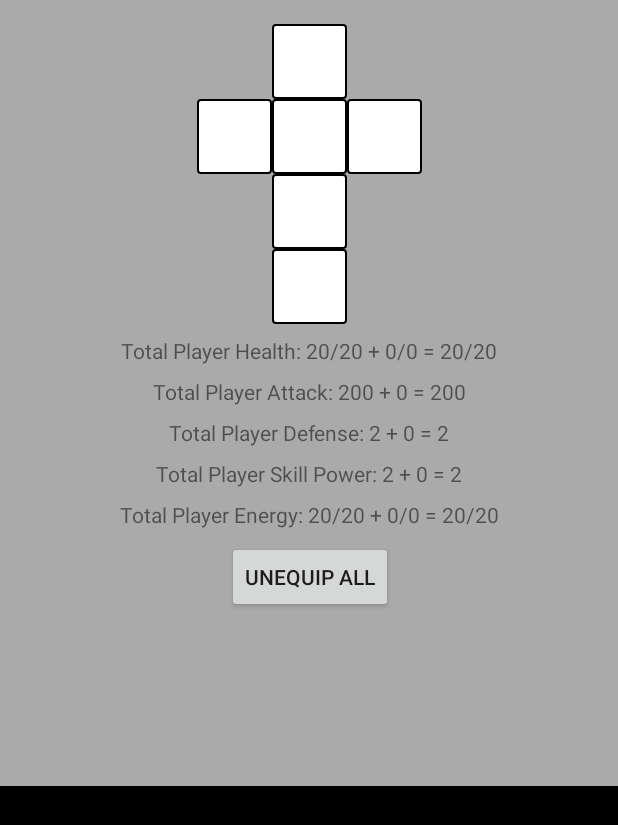
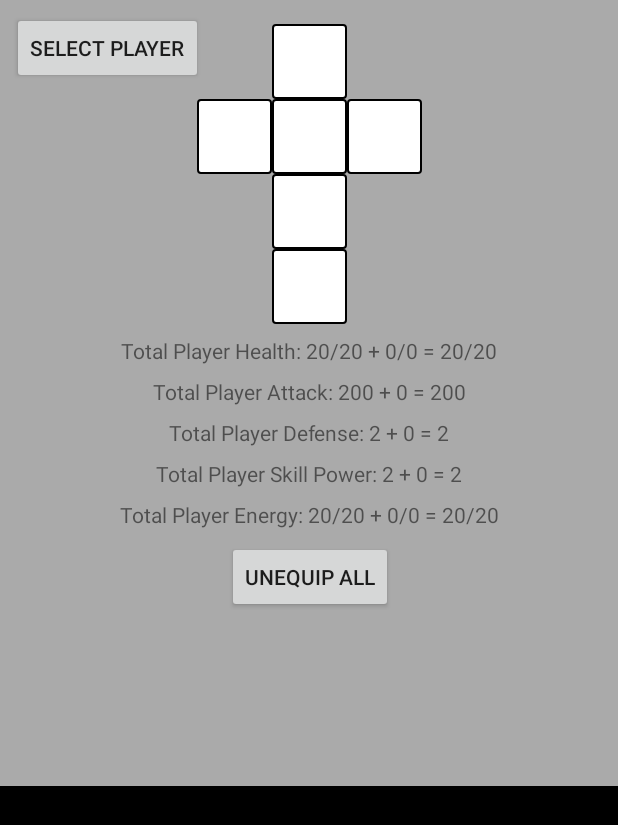
Before and after one commit to NanoCarbon/DungeonCrawlerFramework, an Android app: the screen it shows after launch (PlayerInventory), after a tap on "INVENTORY", on a phone screen of 412 x 824 dp. Shown: the top 825 px of the screen. Run offline under Robolectric (Android 15) with nearby library versions, the phone set to English and light mode, and no system bars; 3 other taps on this screen came first.

Commit message:
Player Inventory updates (20201031)

```diff
--- a/app/src/main/java/com/example/dungeoncrawlerframework/Activities/PlayerInventory.java
+++ b/app/src/main/java/com/example/dungeoncrawlerframework/Activities/PlayerInventory.java
@@ -47,6 +47,7 @@ public class PlayerInventory extends AppCompatActivity {
     private ImageView playerLimb5EquippmentDisplay;
     private ImageView playerLimb6EquippmentDisplay;
     private Button unequipButton;
+    private Button return2SelectPlayerButton;
     private TextView inventoryPlayerHealthDisplay;
     private TextView inventoryPlayerAttackDisplay;
     private TextView inventoryPlayerDefenseDisplay;
@@ -55,26 +56,19 @@ public class PlayerInventory extends AppCompatActivity {
 
     Resources res;
 
-
     Player newPlayer;
     private int playerHealth;
     private int itemHealthEffect = 0;
-
     private int playerAttack;
     private int itemAttackEffect = 0;
-
     private int playerDefense;
     private int itemDefenseEffect = 0;
-
     private int playerMaxHealth;
     private int itemMaxHealthEffect = 0;
-
     private int playerEnergy;
     private int itemEnergyEffect = 0;
-
     private int playerMaxEnergy;
     private int itemMaxEnergyEffect = 0;
-
     private int playerSkillPower;
     private int itemSkillPowerEffect = 0;
 
@@ -103,7 +97,12 @@ public class PlayerInventory extends AppCompatActivity {
         playerLimb5 = newPlayer.getPlayerLegs();
         playerLimb6 = newPlayer.getPlayerFeet();
         playerInventory = newPlayer.getPlayerInventory();
-
+        newPlayer.playerActivateEquipment(playerLimb1);
+        newPlayer.playerActivateEquipment(playerLimb2);
+        newPlayer.playerActivateEquipment(playerLimb3);
+        newPlayer.playerActivateEquipment(playerLimb4);
+        newPlayer.playerActivateEquipment(playerLimb5);
+        newPlayer.playerActivateEquipment(playerLimb6);
         initializeViews();
         getPlayerStats();
         updatePlayerViews();
@@ -133,8 +132,6 @@ public class PlayerInventory extends AppCompatActivity {
             @Override
             public void onClick(View view) {
 
-                //filteredPlayerInventory.clear();
-
                 selectedLimb = playerLimb1;
                 selectedView = playerLimb1EquippmentDisplay;
                 applySelectionFormat();
@@ -150,8 +147,6 @@ public class PlayerInventory extends AppCompatActivity {
         playerLimb2EquippmentDisplay.setOnClickListener(new View.OnClickListener(){
             @Override
             public void onClick(View view) {
-
-                //filteredPlayerInventory.clear();
 
                 selectedLimb = playerLimb2;
                 selectedView = playerLimb2EquippmentDisplay;
@@ -169,8 +164,6 @@ public class PlayerInventory extends AppCompatActivity {
             @Override
             public void onClick(View view) {
 
-                //filteredPlayerInventory.clear();
-
                 selectedLimb = playerLimb3;
                 selectedView = playerLimb3EquippmentDisplay;
                 applySelectionFormat();
@@ -187,8 +180,6 @@ public class PlayerInventory extends AppCompatActivity {
             @Override
             public void onClick(View view) {
 
-                //filteredPlayerInventory.clear();
-
                 selectedLimb = playerLimb4;
                 selectedView = playerLimb4EquippmentDisplay;
                 applySelectionFormat();
@@ -204,7 +195,6 @@ public class PlayerInventory extends AppCompatActivity {
         playerLimb5EquippmentDisplay.setOnClickListener(new View.OnClickListener(){
             @Override
             public void onClick(View view) {
-                //filteredPlayerInventory.clear();
 
                 selectedLimb = playerLimb5;
                 selectedView = playerLimb5EquippmentDisplay;
@@ -221,8 +211,6 @@ public class PlayerInventory extends AppCompatActivity {
         playerLimb6EquippmentDisplay.setOnClickListener(new View.OnClickListener(){
             @Override
             public void onClick(View view) {
-
-                //filteredPlayerInventory.clear();
 
                 selectedLimb = playerLimb6;
                 selectedView = playerLimb6EquippmentDisplay;
@@ -243,6 +231,13 @@ public class PlayerInventory extends AppCompatActivity {
             }
         });
 
+        return2SelectPlayerButton.setOnClickListener(new View.OnClickListener(){
+            @Override
+            public void onClick(View view) {
+                return2SelectPlayerActivity();
+            }
+        });
+
         BroadcastReceiver broadcastReceiver = new BroadcastReceiver() {
             @Override
             public void onReceive(Context context, Intent intent) {
@@ -254,6 +249,12 @@ public class PlayerInventory extends AppCompatActivity {
             }
         };
 
+    }
+
+    public void return2SelectPlayerActivity(){
+        Intent intent = new Intent(this,SelectPlayer.class);
+        intent.putExtra(EXTRA_PLAYER,newPlayer);
+        startActivity(intent);
     }
 
     private void unequipItem() {
@@ -325,6 +326,7 @@ public class PlayerInventory extends AppCompatActivity {
     }
 
     private void initializeViews() {
+        //fixme:[BUG] equipment images aren't showing after resuming from Select Player
         menuLayoutDisplay = findViewById(R.id.itemMenuLayoutLayer);
         playerLimb1EquippmentDisplay = findViewById(R.id.limb1EquippedItem);
         playerLimb2EquippmentDisplay = findViewById(R.id.limb2EquippedItem);
@@ -333,6 +335,7 @@ public class PlayerInventory extends AppCompatActivity {
         playerLimb5EquippmentDisplay = findViewById(R.id.limb5EquippedItem);
         playerLimb6EquippmentDisplay = findViewById(R.id.limb6EquippedItem);
         unequipButton = findViewById(R.id.unequipButtonView);
+        return2SelectPlayerButton = findViewById(R.id.returnSelectPlayerButton);
         inventoryPlayerHealthDisplay = findViewById(R.id.inventoryPlayerHPTextView);
         inventoryPlayerAttackDisplay = findViewById(R.id.inventoryPlayerAttackTextView);
         inventoryPlayerDefenseDisplay = findViewById(R.id.inventoryPlayerDefenseTextView);
@@ -394,6 +397,25 @@ public class PlayerInventory extends AppCompatActivity {
         inventoryPlayerDefenseDisplay.setText(res.getString(R.string.inventoryDefense_StringValue,playerDefense,itemDefenseEffect,playerDefense+itemDefenseEffect));
         inventoryPlayerSkillPowerDisplay.setText(res.getString(R.string.inventorySkillPower_StringValue,playerSkillPower,itemSkillPowerEffect,playerSkillPower+itemSkillPowerEffect));
         inventoryPlayerEnergyDisplay.setText(res.getString(R.string.inventoryEnergy_StringValue,playerEnergy,playerMaxEnergy,itemEnergyEffect,itemMaxEnergyEffect,playerEnergy+itemEnergyEffect,playerMaxEnergy+itemMaxEnergyEffect));
+
+        if(playerLimb1.getEquippedItem() != null){
+            Drawable limb1ItemImage = ContextCompat.getDrawable(this,playerLimb1.getEquippedItem().getItemImageId());
+        }
+        if(playerLimb2.getEquippedItem() != null){
+            Drawable limb2ItemImage = ContextCompat.getDrawable(this,playerLimb2.getEquippedItem().getItemImageId());
+        }
+        if(playerLimb3.getEquippedItem() != null){
+            Drawable limb3ItemImage = ContextCompat.getDrawable(this,playerLimb3.getEquippedItem().getItemImageId());
+        }
+        if(playerLimb4.getEquippedItem() != null){
+            Drawable limb4ItemImage = ContextCompat.getDrawable(this,playerLimb4.getEquippedItem().getItemImageId());
+        }
+        if(playerLimb5.getEquippedItem() != null){
+            Drawable limb5ItemImage = ContextCompat.getDrawable(this,playerLimb5.getEquippedItem().getItemImageId());
+        }
+        if(playerLimb6.getEquippedItem() != null){
+            Drawable limb6ItemImage = ContextCompat.getDrawable(this,playerLimb6.getEquippedItem().getItemImageId());
+        }
     }
 
     private void buildRecyclerView() {
@@ -432,6 +454,8 @@ public class PlayerInventory extends AppCompatActivity {
 
     private void playerEquipItem(Integer itemIndex) {
 
+        //todo:[High] set a limit on the number of items you can equip based on the number of items in equipment
+
         if (selectedLimb.getEquippedItem() != null){
             unequipItem();
         }
--- a/app/src/main/java/com/example/dungeoncrawlerframework/Activities/SelectPlayer.java
+++ b/app/src/main/java/com/example/dungeoncrawlerframework/Activities/SelectPlayer.java
@@ -78,7 +78,7 @@ public class SelectPlayer extends AppCompatActivity {
     //===================SHARED PREFERENCES STRING NAMES - USED TO NAME PRIMITIVES BEING SAVED===================//
 
     @Override
-    //todo:[Medium] should display the hero's latest save data upon start of this activity (i.e. Create an onResume main method)
+    //todo:[CRITICAL] should display the hero's latest save data upon start of this activity (i.e. Create an onResume main method)
     protected void onCreate(Bundle savedInstanceState) {
         super.onCreate(savedInstanceState);
         setContentView(R.layout.activity_select_player);
@@ -86,7 +86,18 @@ public class SelectPlayer extends AppCompatActivity {
         initializeViews();
 
         classDictionary = new PlayerClassDictionary();
-        newPlayer = classDictionary.getPlayer(classIndex);
+
+        Intent intent = getIntent();
+        if(intent.getParcelableExtra(EXTRA_PLAYER) != null){
+            newPlayer = intent.getParcelableExtra(EXTRA_PLAYER);
+        }else{
+            newPlayer = classDictionary.getPlayer(classIndex);
+        }
+
+
+
+        //todo:[CRITICAL] should show player data from previous activity
+
         getPlayerStats();
         updatePlayerStats();
 
--- a/app/src/main/java/com/example/dungeoncrawlerframework/Players/Player.java
+++ b/app/src/main/java/com/example/dungeoncrawlerframework/Players/Player.java
@@ -468,11 +468,13 @@ public class Player implements Parcelable {
 
     public void getItemFromInventory(int inventoryIndex){ playerInventory.get(inventoryIndex);}
 
-    //todo:[CRITICAL] Create an activateEquipment method that gets the effects of each of the limb's equipped items
+
     public void playerActivateEquipment(Limb limb) {
+        //fixme:[BUG] the item effects are being counted twice somewhere
         ItemDictionary itemDictionary = new ItemDictionary();
 
             Item item2Equip = limb.getEquippedItem();
+            if(item2Equip != null) {
                 int itemEffectType = item2Equip.getItemEffectType();
 
                 switch (itemEffectType) {
@@ -504,7 +506,7 @@ public class Player implements Parcelable {
                         itemSkillPowerEffect = itemSkillPowerEffect + item2Equip.getEffectValue();
                         break;
                 }
-
+            }
     }
 
     //todo: [CRITICAL] Refactor this so this is limb independent
--- a/app/src/main/res/layout/activity_item_menu.xml
+++ b/app/src/main/res/layout/activity_item_menu.xml
@@ -154,4 +154,15 @@
         app:layout_constraintStart_toStartOf="@+id/inventoryPlayerHPTextView"
         app:layout_constraintTop_toBottomOf="@+id/inventoryPlayerSkillPowerTextView" />
 
+    <Button
+        android:id="@+id/returnSelectPlayerButton"
+        android:layout_width="wrap_content"
+        android:layout_height="wrap_content"
+        android:layout_marginStart="8dp"
+        android:layout_marginLeft="8dp"
+        android:layout_marginTop="8dp"
+        android:text="@string/returnSelectPlayer_StringValue"
+        app:layout_constraintStart_toStartOf="parent"
+        app:layout_constraintTop_toTopOf="parent" />
+
 </androidx.constraintlayout.widget.ConstraintLayout>
--- a/app/src/main/res/values/strings.xml
+++ b/app/src/main/res/values/strings.xml
@@ -21,6 +21,7 @@
     <string name="changeClass_StringValue">Change Class</string>
     <string name="unequipSingle_StringValue">Unequip Selected</string>
     <string name="unequipAll_StringValue">Unequip All</string>
+    <string name="returnSelectPlayer_StringValue">Select Player</string>
 
     <!--Temp view string resources-->
     <string name="inventoryHP_StringValue">Total Player Health: %d/%d + %d/%d = %d/%d</string>
```
Lines whose indentation alone changed are shown as unchanged.
